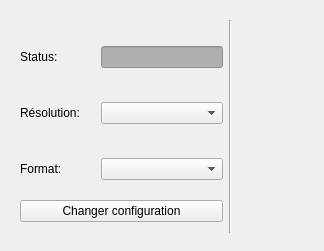
Old version of the form client/modules/QtGui/ressources/ele4205.ui in the repository Tecnelm/-ele4205_projet_aut2022_29.
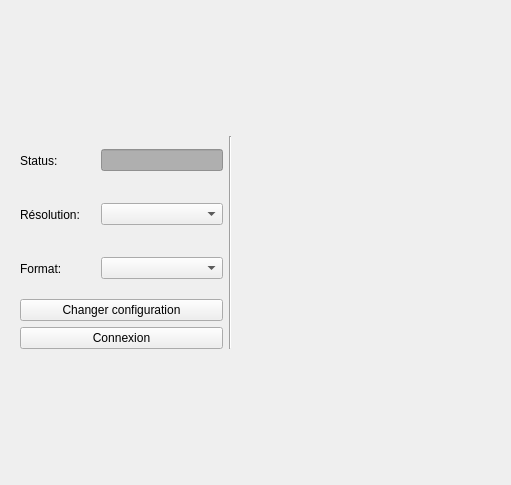
New version of the form.

Commit message:
Merged in ButtonConnect (pull request #16)
ButtonConnect

* Fix : reconnection du client via gui
apres restart du serveur

* Fix multithread start process, and reconnect to client

* fix resize when connect

* Ajout config pour odroid +
fix affichage des erreurs sur la console

* Fix segfault Fix camera fail show Fix not start at begin

* changeIP

* Ajout commentaire Doxy +
Amelioration de la securite d'acces au buffer de PacketEngine

* commit du cringe x_x

* CLEMMMEEEEEEEEEEEEEEENNNNNNNNNTTTTTTT😩

* Update IP auto change

Patch:
```diff
--- a/client/modules/QtGui/ressources/ele4205.ui
+++ b/client/modules/QtGui/ressources/ele4205.ui
@@ -6,8 +6,8 @@
    <rect>
     <x>0</x>
     <y>0</y>
-    <width>324</width>
-    <height>251</height>
+    <width>511</width>
+    <height>485</height>
    </rect>
   </property>
   <property name="sizePolicy">
@@ -18,7 +18,7 @@
   </property>
   <property name="minimumSize">
    <size>
-    <width>213</width>
+    <width>251</width>
     <height>251</height>
    </size>
   </property>
@@ -27,7 +27,7 @@
   </property>
   <layout class="QHBoxLayout" name="horizontalLayout_2">
    <item>
-    <layout class="QHBoxLayout" name="ConfiguratioLayout" stretch="0,0,0">
+    <layout class="QHBoxLayout" name="ConfiguratioLayout" stretch="1,20,1,20">
      <item>
       <widget class="QWidget" name="ConfigurationWidget" native="true">
        <property name="minimumSize">
@@ -44,7 +44,7 @@
        </property>
        <layout class="QHBoxLayout" name="horizontalLayout">
         <item>
-         <layout class="QVBoxLayout" name="StatusLayout" stretch="3,1,1,1,1,3">
+         <layout class="QVBoxLayout" name="StatusLayout" stretch="3,1,1,1,1,0,3">
           <item>
            <spacer name="verticalSpacer">
             <property name="orientation">
@@ -231,6 +231,13 @@
             </item>
            </layout>
           </item>
+          <item>
+           <widget class="QPushButton" name="ConnectButton">
+            <property name="text">
+             <string>Connexion</string>
+            </property>
+           </widget>
+          </item>
           <item>
            <spacer name="verticalSpacer_2">
             <property name="orientation">
@@ -262,12 +269,12 @@
         <enum>Qt::Horizontal</enum>
        </property>
        <property name="sizeType">
-        <enum>QSizePolicy::MinimumExpanding</enum>
+        <enum>QSizePolicy::Minimum</enum>
        </property>
        <property name="sizeHint" stdset="0">
         <size>
-         <width>20</width>
-         <height>0</height>
+         <width>40</width>
+         <height>20</height>
         </size>
        </property>
       </spacer>
@@ -275,7 +282,7 @@
      <item>
       <widget class="QWidget" name="widget" native="true">
        <property name="sizePolicy">
-        <sizepolicy hsizetype="Fixed" vsizetype="Fixed">
+        <sizepolicy hsizetype="Preferred" vsizetype="Preferred">
          <horstretch>0</horstretch>
          <verstretch>0</verstretch>
         </sizepolicy>
@@ -284,7 +291,7 @@
         <item>
          <widget class="QLabel" name="imageLabel">
           <property name="sizePolicy">
-           <sizepolicy hsizetype="Fixed" vsizetype="Fixed">
+           <sizepolicy hsizetype="Preferred" vsizetype="Preferred">
             <horstretch>0</horstretch>
             <verstretch>0</verstretch>
            </sizepolicy>
@@ -297,6 +304,22 @@
        </layout>
       </widget>
      </item>
+     <item>
+      <spacer name="horizontalSpacer_5">
+       <property name="orientation">
+        <enum>Qt::Horizontal</enum>
+       </property>
+       <property name="sizeType">
+        <enum>QSizePolicy::Minimum</enum>
+       </property>
+       <property name="sizeHint" stdset="0">
+        <size>
+         <width>40</width>
+         <height>20</height>
+        </size>
+       </property>
+      </spacer>
+     </item>
     </layout>
    </item>
   </layout>
```
The commit also changes 13 other files.
